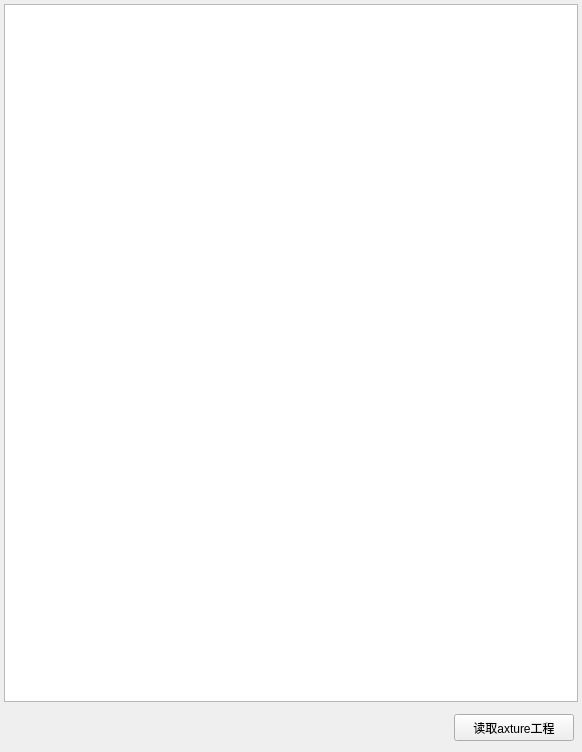
First picture: the form in widget.ui, repository ZYD277/AxtureFormat, before the edit.
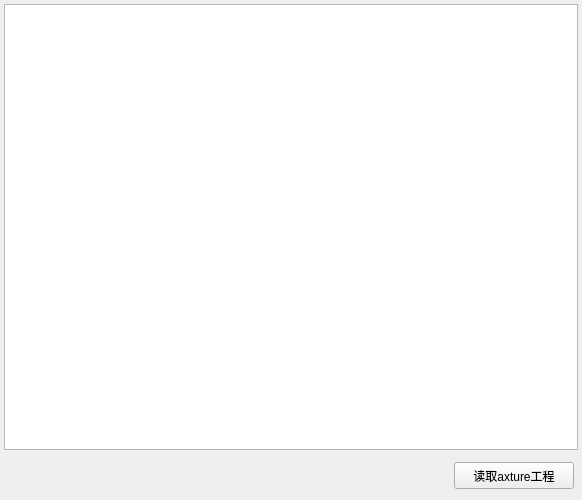
Second picture: the form after the edit.

What changed in the file:
```diff
--- a/widget.ui
+++ b/widget.ui
@@ -7,7 +7,7 @@
     <x>0</x>
     <y>0</y>
     <width>582</width>
-    <height>752</height>
+    <height>500</height>
    </rect>
   </property>
   <property name="windowTitle">
```
